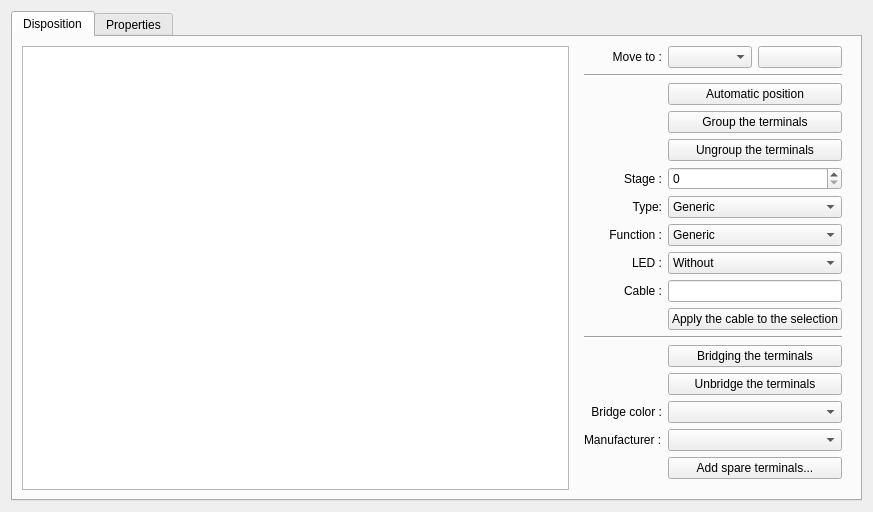
Old version of the form sources/TerminalStrip/ui/terminalstripeditor.ui in the repository qelectrotech/qelectrotech-source-mirror.
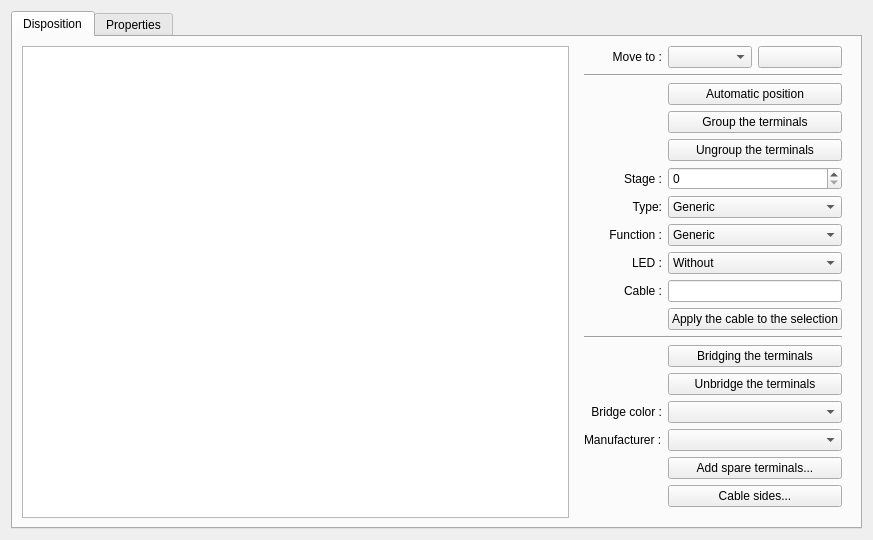
New version of the form. Icons and pictures are not drawn. Custom widgets are drawn as their Qt base class.

Commit message:
Choose the side of each cable on a terminal strip
Store the choice per strip and cable so the same cable can leave different strips on different sides. Draw both sides with the shared cable renderer and keep destinations, shields and wire labels legible.

```diff
--- a/sources/TerminalStrip/ui/terminalstripeditor.ui
+++ b/sources/TerminalStrip/ui/terminalstripeditor.ui
@@ -222,7 +222,14 @@
             </property>
            </widget>
           </item>
-          <item row="17" column="0">
+          <item row="17" column="1" colspan="2">
+           <widget class="QPushButton" name="m_cable_sides_pb">
+            <property name="text">
+             <string>Cable sides...</string>
+            </property>
+           </widget>
+          </item>
+          <item row="18" column="0">
            <spacer name="verticalSpacer">
             <property name="orientation">
              <enum>Qt::Vertical</enum>
```
The commit also changes 15 other files.
